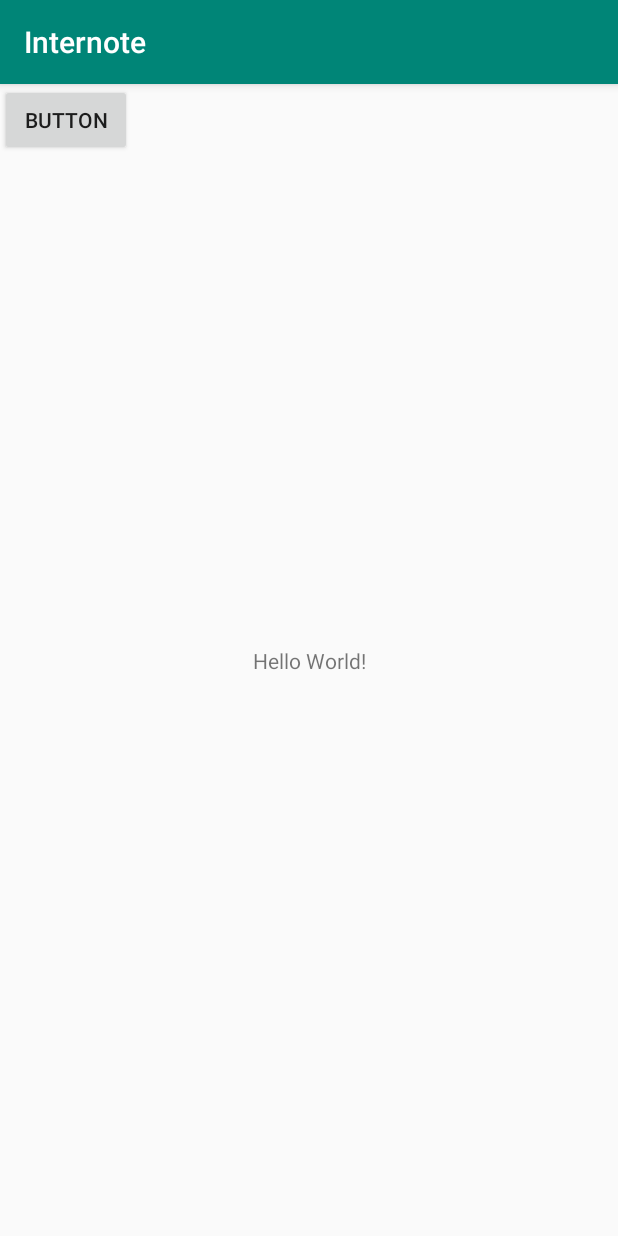
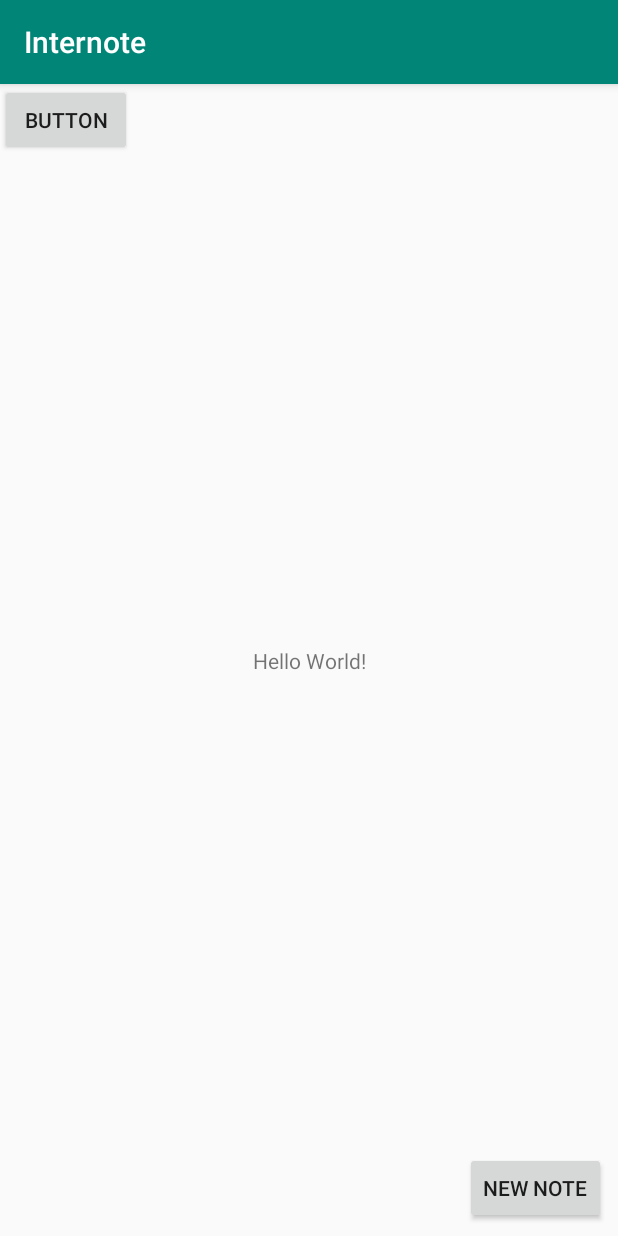
Before and after one commit to WeeDLY/Internote, an Android app: the MainActivity screen opened directly, with no data from a screen before it, on a phone screen of 412 x 824 dp. Run offline under Robolectric (Android 15) with nearby library versions, the phone set to English and light mode, and no system bars; our stand-ins replace Firebase (no records; nobody signed in at launch, a user with empty details on screens opened directly).

Commit message:
added new note button'

```diff
--- a/app/src/main/java/no/hiof/internote/internote/MainActivity.java
+++ b/app/src/main/java/no/hiof/internote/internote/MainActivity.java
@@ -9,6 +9,8 @@ import android.view.View;
 import com.google.firebase.auth.FirebaseAuth;
 import com.google.firebase.database.DatabaseReference;
 import com.google.firebase.database.FirebaseDatabase;
+
+import no.hiof.internote.internote.model.NoteBasic;
 
 public class MainActivity extends AppCompatActivity {
     private FirebaseDatabase firebaseDatabase;
@@ -31,4 +33,9 @@ public class MainActivity extends AppCompatActivity {
         Intent intent = new Intent(view.getContext(), LoginActivity.class);
         startActivity(intent);
     }
+
+    public void BtnNewNote(View view) {
+        Intent intent = new Intent(view.getContext(), NoteBasicActivity.class);
+        startActivity(intent);
+    }
 }
--- a/app/src/main/res/layout/activity_main.xml
+++ b/app/src/main/res/layout/activity_main.xml
@@ -21,7 +21,18 @@
         android:layout_height="wrap_content"
         android:onClick="BtnLogOut"
         android:text="Button"
-        tools:layout_editor_absoluteX="65dp"
-        tools:layout_editor_absoluteY="60dp" />
+        tools:layout_editor_absoluteX="54dp"
+        tools:layout_editor_absoluteY="16dp" />
+
+    <Button
+        android:id="@+id/button_newNote"
+        android:layout_width="wrap_content"
+        android:layout_height="wrap_content"
+        android:layout_marginEnd="8dp"
+        android:layout_marginBottom="8dp"
+        android:onClick="BtnNewNote"
+        android:text="New Note"
+        app:layout_constraintBottom_toBottomOf="parent"
+        app:layout_constraintEnd_toEndOf="parent" />
 
 </android.support.constraint.ConstraintLayout>
```
